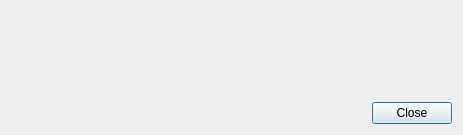
Old version of the form src/ui/dialog/aboutdialog.ui in the repository metaxy/openBibleViewer.
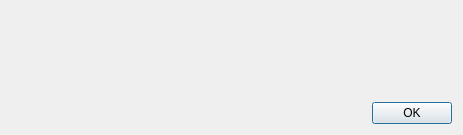
New version of the form.

Patch:
```diff
--- a/src/ui/dialog/aboutdialog.ui
+++ b/src/ui/dialog/aboutdialog.ui
@@ -30,34 +30,11 @@
     </widget>
    </item>
    <item>
-    <layout class="QHBoxLayout" name="horizontalLayout">
-     <item>
-      <spacer name="horizontalSpacer">
-       <property name="orientation">
-        <enum>Qt::Horizontal</enum>
-       </property>
-       <property name="sizeHint" stdset="0">
-        <size>
-         <width>40</width>
-         <height>20</height>
-        </size>
-       </property>
-      </spacer>
-     </item>
-     <item>
-      <widget class="QPushButton" name="pushButton">
-       <property name="sizePolicy">
-        <sizepolicy hsizetype="Fixed" vsizetype="Fixed">
-         <horstretch>0</horstretch>
-         <verstretch>0</verstretch>
-        </sizepolicy>
-       </property>
-       <property name="text">
-        <string>Close</string>
-       </property>
-      </widget>
-     </item>
-    </layout>
+    <widget class="QDialogButtonBox" name="buttonBox">
+     <property name="standardButtons">
+      <set>QDialogButtonBox::Ok</set>
+     </property>
+    </widget>
    </item>
   </layout>
  </widget>
```
